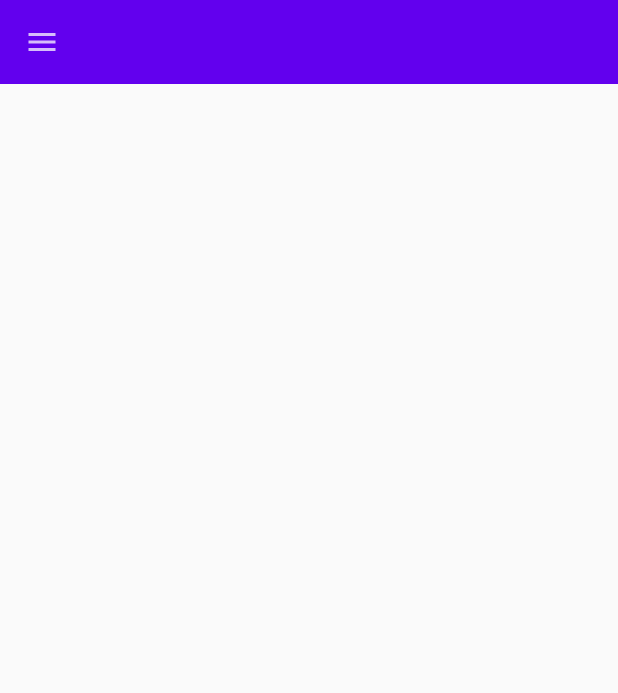
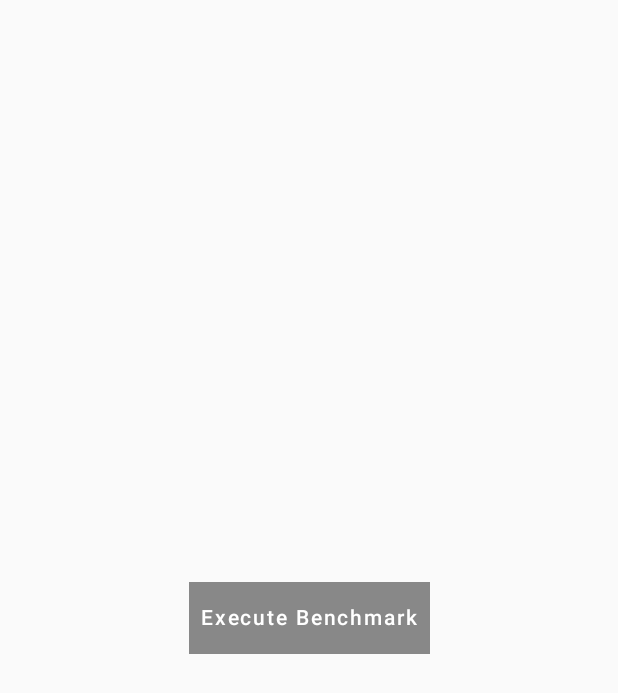
Before and after one commit to HoinzeyBear/SelfComposed, an Android app built with Jetpack Compose: the screen it shows after launch (MainActivity), on a phone screen of 412 x 824 dp. Shown: the top 693 px of the screen. Run offline under Robolectric (Android 15) with nearby library versions, the phone set to English and light mode, and no system bars.

Commit message:
Preparing for corutines course

```diff
--- a/app/src/main/java/com/example/selfcomposed/MainActivity.kt
+++ b/app/src/main/java/com/example/selfcomposed/MainActivity.kt
@@ -3,19 +3,12 @@ package com.example.selfcomposed
 import android.os.Bundle
 import androidx.activity.ComponentActivity
 import androidx.activity.compose.setContent
-import androidx.compose.foundation.layout.fillMaxSize
-import androidx.compose.material.MaterialTheme
-import androidx.compose.material.Surface
 import androidx.compose.material.Text
 import androidx.compose.runtime.Composable
 import androidx.compose.ui.Modifier
 import androidx.compose.ui.tooling.preview.Preview
-import com.example.selfcomposed.blog.AllAboutState
-import com.example.selfcomposed.blog.KeyboardInputToNextFormField
-import com.example.selfcomposed.imitations.PasswordField
-import com.example.selfcomposed.imitations.Twitter
+import com.example.selfcomposed.blog.coroutines.CoroutinesCourse
 import com.example.selfcomposed.ui.theme.SelfComposedTheme
-import com.example.selfcomposed.workshop.TopBarMenuWithSubMenu
 
 class MainActivity : ComponentActivity() {
     override fun onCreate(savedInstanceState: Bundle?) {
@@ -29,7 +22,8 @@ class MainActivity : ComponentActivity() {
 //                    PasswordField()
 //                    KeyboardInputToNextFormField()
 //                    Twitter()
-                    TopBarMenuWithSubMenu()
+//                    TopBarMenuWithSubMenu()
+                    CoroutinesCourse()
 //                }
             }
         }
--- /dev/null
+++ b/app/src/main/java/com/example/selfcomposed/blog/coroutines/CoroutinesCourse.kt
@@ -0,0 +1,129 @@
+package com.example.selfcomposed.blog.coroutines
+
+import android.os.Handler
+import android.os.Looper
+import android.util.Log
+import android.widget.Toast
+import androidx.compose.foundation.background
+import androidx.compose.foundation.layout.Arrangement
+import androidx.compose.foundation.layout.Column
+import androidx.compose.foundation.layout.fillMaxSize
+import androidx.compose.material.MaterialTheme
+import androidx.compose.material.Text
+import androidx.compose.material.TextButton
+import androidx.compose.runtime.Composable
+import androidx.compose.runtime.MutableState
+import androidx.compose.runtime.mutableStateOf
+import androidx.compose.runtime.remember
+import androidx.compose.ui.Alignment
+import androidx.compose.ui.Modifier
+import androidx.compose.ui.graphics.Color
+import androidx.compose.ui.platform.LocalContext
+import androidx.compose.ui.unit.ExperimentalUnitApi
+import androidx.compose.ui.unit.TextUnit
+import androidx.compose.ui.unit.TextUnitType
+import kotlinx.coroutines.CoroutineScope
+import kotlinx.coroutines.Dispatchers
+import kotlinx.coroutines.launch
+import kotlinx.coroutines.withContext
+
+
+data class ButtonData(var text: String = "Start Benchmark")
+
+
+private val coroutineScope = CoroutineScope(Dispatchers.Main.immediate)
+
+@Composable
+fun CoroutinesCourse() {
+    MaterialTheme {
+        Main()
+    }
+}
+
+@Composable
+fun Main() {
+    Column(
+        modifier = Modifier.fillMaxSize(),
+        horizontalAlignment = Alignment.CenterHorizontally,
+        verticalArrangement = Arrangement.Center
+    ) {
+
+        Button()
+    }
+}
+
+@OptIn(ExperimentalUnitApi::class)
+@Composable
+fun Button() {
+    val textButtonState = remember {
+        mutableStateOf("Execute Benchmark")
+    }
+    val current = LocalContext.current
+    TextButton(
+        modifier = Modifier.background(color = Color.Gray),
+        onClick = {
+        coroutineScope.launch {
+            val iterationsCount = executeBenchmark(textButtonState)
+            Toast.makeText(current,"$iterationsCount", Toast.LENGTH_SHORT
+            ).show()
+        }
+    }) {
+        Text(
+            text = textButtonState.value,
+            fontSize = TextUnit(14f, TextUnitType.Sp),
+            color = Color.White
+        )
+    }
+}
+
+private suspend fun executeBenchmark(textButtonState: MutableState<String>): Long {
+    val benchmarkDurationSeconds = 5
+
+    updateRemainingTime(benchmarkDurationSeconds,textButtonState)
+
+    return withContext(Dispatchers.Default) {
+        logThreadInfo("benchmark started")
+
+        val stopTimeNano = System.nanoTime() + benchmarkDurationSeconds * 1_000_000_000L
+
+        var iterationsCount: Long = 0
+        while (System.nanoTime() < stopTimeNano) {
+            iterationsCount++
+        }
+
+        logThreadInfo("benchmark completed")
+
+        iterationsCount
+    }
+}
+
+private fun updateRemainingTime(remainingTimeSeconds: Int, textButtonState: MutableState<String>) {
+    logThreadInfo("updateRemainingTime: $remainingTimeSeconds seconds")
+
+    if (remainingTimeSeconds > 0) {
+        textButtonState.value = "$remainingTimeSeconds seconds remaining"
+        Handler(Looper.getMainLooper()).postDelayed({
+            updateRemainingTime(remainingTimeSeconds - 1, textButtonState)
+        }, 1000)
+    } else {
+        textButtonState.value = "done!"
+    }
+}
+
+private fun logThreadInfo(message: String) {
+    ThreadInfoLogger.logThreadInfo(message)
+}
+
+
+object ThreadInfoLogger {
+
+    private const val TAG = "ThreadInfoLogger"
+
+    fun logThreadInfo(message: String) {
+        Log.i(
+            TAG,
+            "$message; thread name: ${Thread.currentThread().name}; thread ID: ${Thread.currentThread().id}"
+        )
+    }
+
+}
```
Also changed, not shown: app/src/main/java/com/example/selfcomposed/imitations/twitter/Twitter.kt (renamed from app/src/main/java/com/example/selfcomposed/imitations/Twitter.kt, +1 -15 lines).
